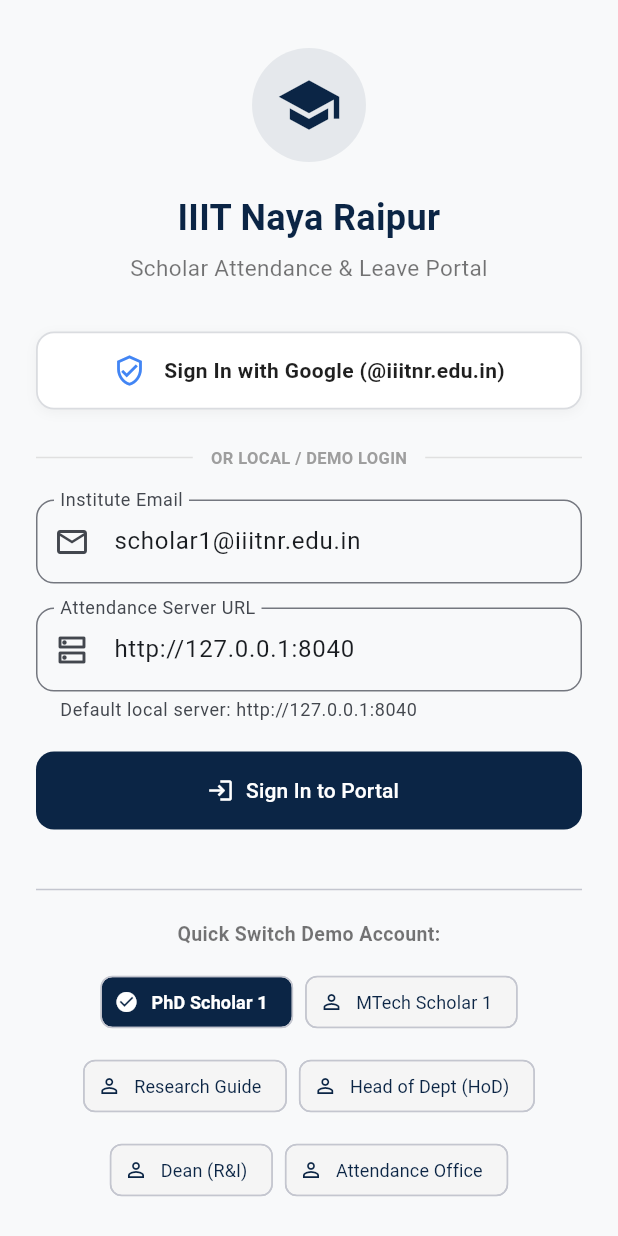
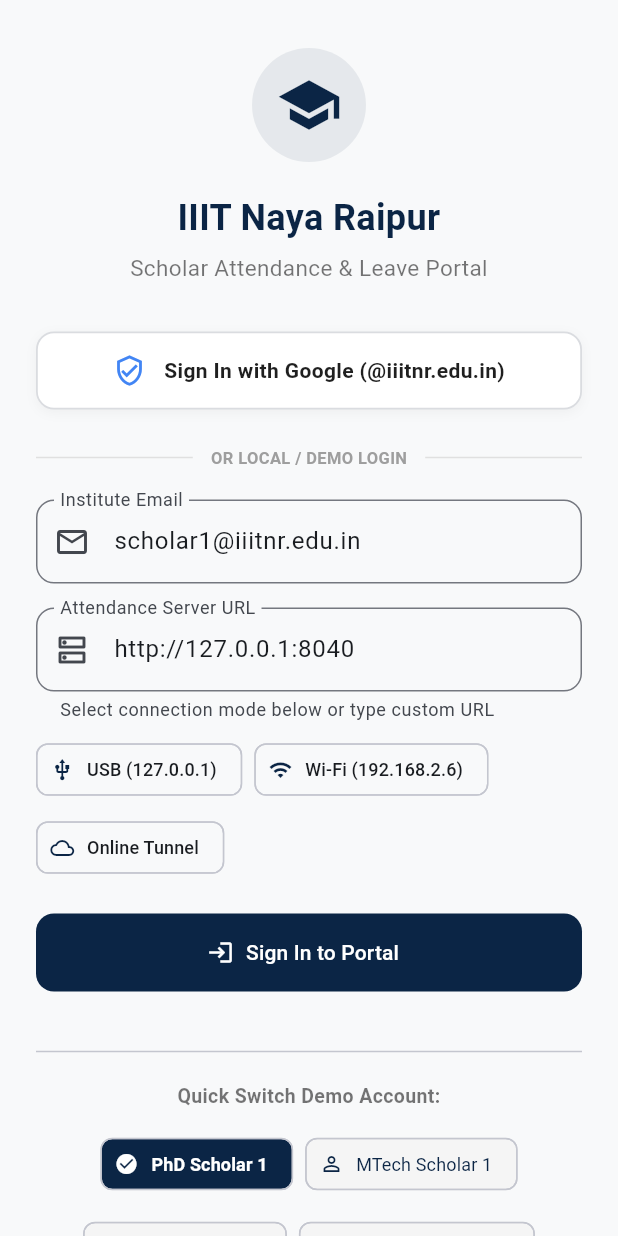
Before and after one commit to cricketmagician/iiitnr-attendance, a Flutter app: the screen it shows after launch, on a phone screen of 412 x 824 dp. Run offline on Flutter 3.47's test engine with Material 3 defaults, Android fonts, the phone set to English and light mode, and no system bars; our stand-ins replace camera, device_info_plus, file_picker, flutter_local_notifications, flutter_secure_storage, google_sign_in and 3 more; missing offline and left inert: android_id, mobile_scanner, pointycastle.

Commit message:
feat(mobile): configure Google SSO Android client and server connection presets

```diff
--- a/flutter/lib/main.dart
+++ b/flutter/lib/main.dart
@@ -195,7 +195,6 @@ class _LoginScreenState extends State<LoginScreen> {
   String? _error;
 
   final GoogleSignIn _googleSignIn = GoogleSignIn(
-    clientId: '734399685844-rocm7a76g418k6scthl5s7lvhajt4km4.apps.googleusercontent.com',
     serverClientId: '734399685844-rocm7a76g418k6scthl5s7lvhajt4km4.apps.googleusercontent.com',
     scopes: ['email', 'profile', 'openid'],
     hostedDomain: 'iiitnr.edu.in',
@@ -419,8 +418,30 @@ class _LoginScreenState extends State<LoginScreen> {
                       labelText: 'Attendance Server URL',
                       prefixIcon: const Icon(Icons.dns_outlined),
                       border: OutlineInputBorder(borderRadius: BorderRadius.circular(12)),
-                      helperText: 'Default local server: http://127.0.0.1:8040',
+                      helperText: 'Select connection mode below or type custom URL',
                     ),
+                  ),
+                  const SizedBox(height: 8),
+                  Wrap(
+                    spacing: 8,
+                    runSpacing: 4,
+                    children: [
+                      ActionChip(
+                        avatar: const Icon(Icons.usb, size: 16),
+                        label: const Text('USB (127.0.0.1)', style: TextStyle(fontSize: 12)),
+                        onPressed: () => setState(() => _serverCtrl.text = 'http://127.0.0.1:8040'),
+                      ),
+                      ActionChip(
+                        avatar: const Icon(Icons.wifi, size: 16),
+                        label: const Text('Wi-Fi (192.168.2.6)', style: TextStyle(fontSize: 12)),
+                        onPressed: () => setState(() => _serverCtrl.text = 'http://192.168.2.6:8040'),
+                      ),
+                      ActionChip(
+                        avatar: const Icon(Icons.cloud_outlined, size: 16),
+                        label: const Text('Online Tunnel', style: TextStyle(fontSize: 12)),
+                        onPressed: () => setState(() => _serverCtrl.text = 'https://ivnbj-117-250-161-222.run.pinggy-free.link'),
+                      ),
+                    ],
                   ),
                   const SizedBox(height: 20),
 
```
